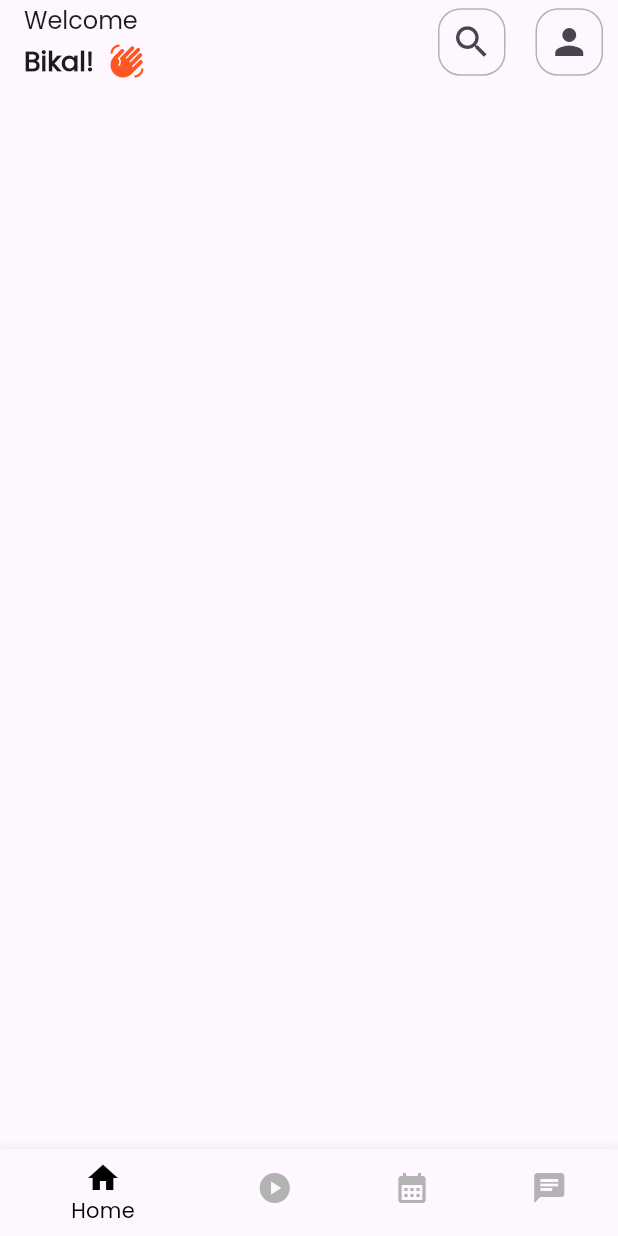
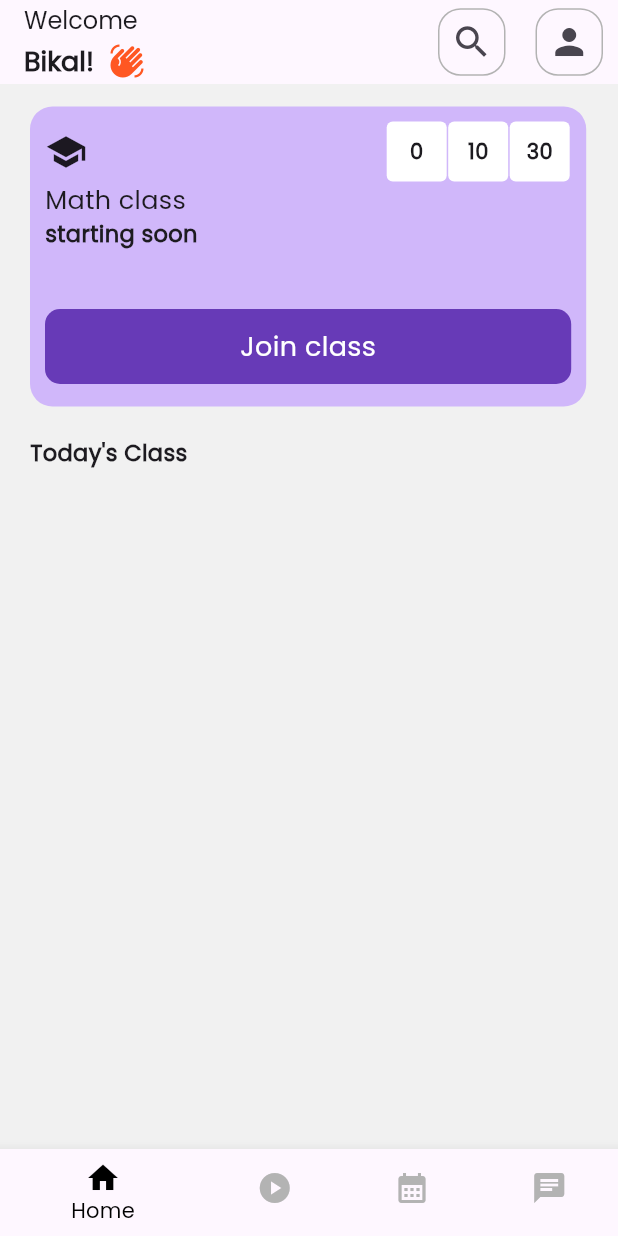
Before and after one commit to bikalchudal11/students_e_learning, a Flutter app: the screen it shows after launch, on a phone screen of 412 x 824 dp. Run offline on Flutter 3.47's test engine with Material 3 defaults, Android fonts, the phone set to English and light mode, and no system bars; our stand-ins replace firebase_auth, firebase_core; missing offline and left inert: dart:ffi; accounts and stored records are empty.

Commit message:
done half

```diff
--- /dev/null
+++ b/lib/src/core/components/homepage_timer_container.dart
@@ -0,0 +1,26 @@
+import 'package:flutter/material.dart';
+
+class HomepageTimerContainer extends StatelessWidget {
+  int num;
+  HomepageTimerContainer({super.key, required this.num});
+
+  @override
+  Widget build(BuildContext context) {
+    return Container(
+      height: 40,
+      width: 40,
+      decoration: BoxDecoration(
+        color: Colors.white,
+        borderRadius: BorderRadius.circular(4),
+      ),
+      child: Center(
+        child: Text(
+          num.toString(),
+          style: TextStyle(
+            fontWeight: FontWeight.bold,
+          ),
+        ),
+      ),
+    );
+  }
+}
--- a/lib/src/core/constants/colors.dart
+++ b/lib/src/core/constants/colors.dart
@@ -1,4 +1,6 @@
 import 'package:flutter/material.dart';
 
+Color scaffoldBgColor = Color.fromARGB(255, 241, 241, 241);
 Color pColor = Colors.deepPurple;
+Color lightPurple = Color.fromARGB(255, 208, 183, 250);
 Color sColor = const Color.fromARGB(255, 179, 179, 179);
--- /dev/null
+++ b/lib/src/features/bottom_navigation/home/model/class_model.dart
@@ -0,0 +1,11 @@
+class Class {
+  String cName;
+  String cDuration;
+  String proImg;
+
+  Class({
+    required this.cName,
+    required this.cDuration,
+    required this.proImg,
+  });
+}
--- a/lib/src/features/bottom_navigation/home/view/home_content.dart
+++ b/lib/src/features/bottom_navigation/home/view/home_content.dart
@@ -1,7 +1,16 @@
 // ignore_for_file: prefer_const_literals_to_create_immutables
 
+import 'dart:ffi';
+
+import 'package:flutter/cupertino.dart';
 import 'package:flutter/material.dart';
+import 'package:flutter/widgets.dart';
+import 'package:students_e_learning/src/core/components/custom_button.dart';
 import 'package:students_e_learning/src/core/components/home_appbar_icon.dart';
+import 'package:students_e_learning/src/core/components/homepage_timer_container.dart';
+import 'package:students_e_learning/src/core/constants/colors.dart';
+import 'package:students_e_learning/src/core/constants/img_const.dart';
+import 'package:students_e_learning/src/features/bottom_navigation/home/components/class_container.dart';
 
 class HomeContent extends StatelessWidget {
   const HomeContent({super.key});
@@ -9,6 +18,7 @@ class HomeContent extends StatelessWidget {
   @override
   Widget build(BuildContext context) {
     return Scaffold(
+      backgroundColor: scaffoldBgColor,
       appBar: AppBar(
         title: Column(
           crossAxisAlignment: CrossAxisAlignment.start,
@@ -63,6 +73,102 @@ class HomeContent extends StatelessWidget {
           ),
         ],
       ),
+      body: Padding(
+        padding: const EdgeInsets.symmetric(
+          horizontal: 20.0,
+          vertical: 15,
+        ),
+        child: Column(
+          crossAxisAlignment: CrossAxisAlignment.start,
+          children: [
+            Container(
+              height: 200,
+              width: MediaQuery.of(context).size.width * .9,
+              decoration: BoxDecoration(
+                  color: lightPurple, borderRadius: BorderRadius.circular(15)),
+              child: Padding(
+                padding: const EdgeInsets.all(10.0),
+                child: Column(
+                  crossAxisAlignment: CrossAxisAlignment.start,
+                  children: [
+                    Row(
+                      mainAxisAlignment: MainAxisAlignment.spaceBetween,
+                      children: [
+                        Icon(
+                          Icons.school,
+                          size: 28,
+                        ),
+                        Row(
+                          children: [
+                            HomepageTimerContainer(
+                              num: 00,
+                            ),
+                            SizedBox(
+                              width: 1,
+                            ),
+                            HomepageTimerContainer(
+                              num: 10,
+                            ),
+                            SizedBox(
+                              width: 1,
+                            ),
+                            HomepageTimerContainer(
+                              num: 30,
+                            ),
+                            SizedBox(
+                              width: 1,
+                            ),
+                          ],
+                        )
+                      ],
+                    ),
+                    Text(
+                      "Math class",
+                      style: TextStyle(
+                        fontSize: 17,
+                      ),
+                    ),
+                    Text(
+                      "starting soon",
+                      style: TextStyle(
+                        fontSize: 15,
+                        fontWeight: FontWeight.bold,
+                      ),
+                    ),
+                    SizedBox(
+                      height: 40,
+                    ),
+                    CustomButton(buttonName: 'Join class')
+                  ],
+                ),
+              ),
+            ),
+            SizedBox(
+              height: 20,
+            ),
+            Text(
+              "Today's Class",
+              style: TextStyle(
+                fontSize: 15,
+                fontWeight: FontWeight.w600,
+              ),
+            ),
+            SizedBox(
+              height: 15,
+            ),
+            SingleChildScrollView(
+              scrollDirection: Axis.horizontal,
+              child: Row(
+                children: [
+                  // ClassContainer(eachClass: ,
+
+                  // ),
+                ],
+              ),
+            )
+          ],
+        ),
+      ),
     );
   }
 }
```
Also changed, not shown: lib/src/features/bottom_navigation/home/components/class_container.dart (added, +79 -0 lines).
